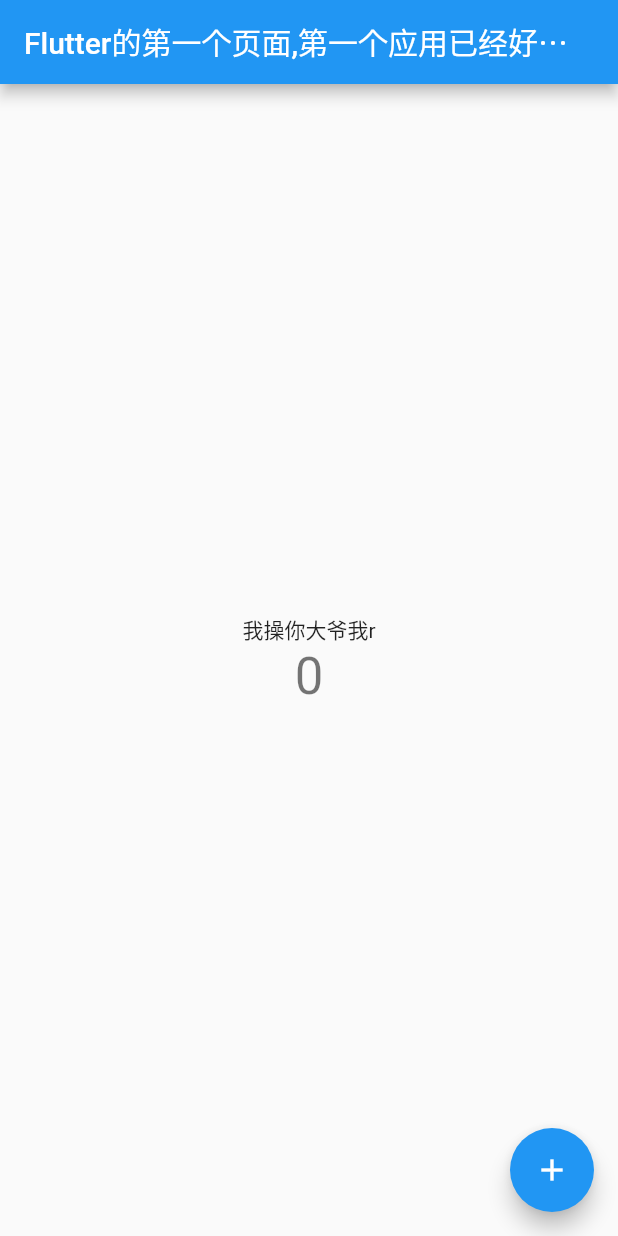
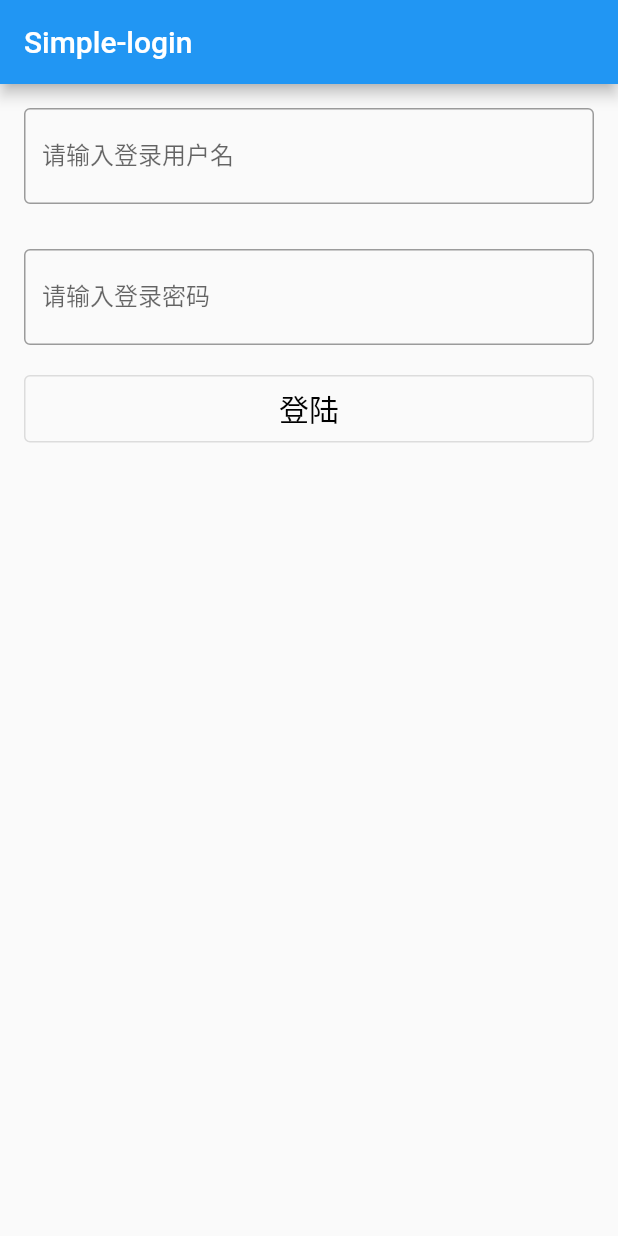
Before and after one commit to ankouyang/flutter_app, a Flutter app: the screen it shows after launch, on a phone screen of 412 x 824 dp. Run offline on Flutter 3.47's test engine with Material 2 defaults, Android fonts, the phone set to English and light mode, and no system bars.

Commit message:
dart语法基础回顾

```diff
--- a/lib/main.dart
+++ b/lib/main.dart
@@ -1,116 +1,127 @@
-import 'package:flutter/material.dart';
+import "package:flutter/material.dart";
 
-void main() {
-  runApp(const MyApp());
-}
+// void main() {
+//   const lsl = [1, 2, 3, 4, 5];
+//   lsl[1] = 3;
+//   runApp(MaterialApp(
+//     title: 'Login',
+//     home: AppPage(),
+//   ));
+// }
 
-class MyApp extends StatelessWidget {
-  const MyApp({Key? key}) : super(key: key);
+// 可以变成箭头函数的简写，这个和js的箭头函数还是有点区别的
+void main() => runApp(MaterialApp(
+      title: 'Login',
+      home: AppPage(),
+    ));
 
-  // This widget is the root of your application.
-  @override
+class AppPage extends StatelessWidget {
+  GlobalKey<FormState> _loginKey = GlobalKey();
+  String _username = '';
+  String _password = '';
+
+  void _login() {
+    var loginForm = _loginKey.currentState!;
+    if (loginForm.validate()) {
+      print({'username': _username, 'password': _password});
+      loginForm.save();
+    }
+  }
+
   Widget build(BuildContext context) {
-    return MaterialApp(
-      title: 'Flutter Demo',
-      theme: ThemeData(
-        // This is the theme of your application.
-        //
-        // Try running your application with "flutter run". You'll see the
-        // application has a blue toolbar. Then, without quitting the app, try
-        // changing the primarySwatch below to Colors.green and then invoke
-        // "hot reload" (press "r" in the console where you ran "flutter run",
-        // or simply save your changes to "hot reload" in a Flutter IDE).
-        // Notice that the counter didn't reset back to zero; the application
-        // is not restarted.
-        primarySwatch: Colors.blue,
+    return Scaffold(
+      appBar: AppBar(
+        title: const Text('Simple-login'),
       ),
-      home:
-          const MyHomePage(title: 'Flutter的第一个页面,第一个应用已经好的哈桑华国锋的爽肤水的挂号费的所发生的'),
+      body: Container(
+        margin: const EdgeInsets.all(16.0),
+        child: Center(
+            child: Form(
+          key: _loginKey,
+          child: Center(
+            child: Column(
+              children: <Widget>[
+                TextFormField(
+                  decoration: const InputDecoration(
+                      labelText: '请输入登录用户名',
+                      hintText: '请输入登录用户',
+                      border: OutlineInputBorder()),
+                  onSaved: (val) {
+                    _username = val!;
+                  },
+                  validator: (val) {
+                    var value = val!;
+                    if (value.length == 0) return '用户名不能为空';
+                  },
+                ),
+                const SizedBox(
+                  height: 30.0,
+                ),
+                TextFormField(
+                  decoration: const InputDecoration(
+                      labelText: '请输入登录密码',
+                      hintText: '请输入登录密码',
+                      border: OutlineInputBorder()),
+                  onSaved: (val) {
+                    _password = val!;
+                  },
+                  validator: (val) {
+                    var value = val!;
+                    if (value.length < 3) return '用密码不能少于3位';
+                    if (value.length > 6) return '用密码不能大于6位';
+                  },
+                ),
+                Container(
+                  margin: const EdgeInsets.only(top: 20.0),
+                  child: SizedBox(
+                    width: 400.0,
+                    height: 45.0,
+                    child: OutlinedButton(
+                        onPressed: _login,
+                        child: const Text(
+                          '登陆',
+                          style: TextStyle(color: Colors.black, fontSize: 20.0),
+                        )),
+                  ),
+                ),
+              ],
+            ),
+          ),
+        )),
+      ),
     );
   }
 }
 
-class MyHomePage extends StatefulWidget {
-  const MyHomePage({Key? key, required this.title}) : super(key: key);
 
-  // This widget is the home page of your application. It is stateful, meaning
-  // that it has a State object (defined below) that contains fields that affect
-  // how it looks.
-
-  // This class is the configuration for the state. It holds the values (in this
-  // case the title) provided by the parent (in this case the App widget) and
-  // used by the build method of the State. Fields in a Widget subclass are
-  // always marked "final".
-
-  final String title;
-
-  @override
-  State<MyHomePage> createState() => _MyHomePageState();
-}
-
-class _MyHomePageState extends State<MyHomePage> {
-  int _counter = 0;
-
-  void _incrementCounter() {
-    setState(() {
-      // This call to setState tells the Flutter framework that something has
-      // changed in this State, which causes it to rerun the build method below
-      // so that the display can reflect the updated values. If we changed
-      // _counter without calling setState(), then the build method would not be
-      // called again, and so nothing would appear to happen.
-      _counter++;
-    });
-  }
-
-  @override
-  Widget build(BuildContext context) {
-    // This method is rerun every time setState is called, for instance as done
-    // by the _incrementCounter method above.
-    //
-    // The Flutter framework has been optimized to make rerunning build methods
-    // fast, so that you can just rebuild anything that needs updating rather
-    // than having to individually change instances of widgets.
-    return Scaffold(
-      appBar: AppBar(
-        // Here we take the value from the MyHomePage object that was created by
-        // the App.build method, and use it to set our appbar title.
-        title: Text(widget.title),
-      ),
-      body: Center(
-        // Center is a layout widget. It takes a single child and positions it
-        // in the middle of the parent.
-        child: Column(
-          // Column is also a layout widget. It takes a list of children and
-          // arranges them vertically. By default, it sizes itself to fit its
-          // children horizontally, and tries to be as tall as its parent.
-          //
-          // Invoke "debug painting" (press "p" in the console, choose the
-          // "Toggle Debug Paint" action from the Flutter Inspector in Android
-          // Studio, or the "Toggle Debug Paint" command in Visual Studio Code)
-          // to see the wireframe for each widget.
-          //
-          // Column has various properties to control how it sizes itself and
-          // how it positions its children. Here we use mainAxisAlignment to
-          // center the children vertically; the main axis here is the vertical
-          // axis because Columns are vertical (the cross axis would be
-          // horizontal).
-          mainAxisAlignment: MainAxisAlignment.center,
-          children: <Widget>[
-            const Text(
-              '我操你大爷我r',
-            ),
-            Text(
-              '$_counter',
-              style: Theme.of(context).textTheme.headline4,
-            ),
-          ],
-        ),
-      ),
-      floatingActionButton: FloatingActionButton(
-        onPressed: _incrementCounter,
-        tooltip: 'Increment',
-        child: const Icon(Icons.add),
-      ), // This trailing comma makes auto-formatting nicer for build methods.
-    );
-  }
-}
+  // child: Column(
+  //           children: <Widget>[
+  //             TextFormField(
+  //               decoration: const InputDecoration(
+  //                   labelText: '请输入登录用户名',
+  //                   hintText: '请输入登录用户',
+  //                   border: OutlineInputBorder()),
+  //             ),
+  //             const SizedBox(
+  //               height: 30.0,
+  //             ),
+  //             TextFormField(
+  //                 decoration: const InputDecoration(
+  //                     labelText: '请输入登录密码',
+  //                     hintText: '请输入登录密码',
+  //                     border: OutlineInputBorder())),
+  //             Container(
+  //               margin: const EdgeInsets.only(top: 30.0),
+  //               child: const SizedBox(
+  //                 width: 400.0,
+  //                 height: 45.0,
+  //                 child: ElevatedButton(
+  //                     onPressed: null,
+  //                     child: Text(
+  //                       '登陆',
+  //                       style: TextStyle(color: Colors.black, fontSize: 20.0),
+  //                     )),
+  //               ),
+  //             ),
+  //           ],
+  //         ),
```
Also changed, not shown: lib/1.variables.dart (added, +67 -0 lines), lib/2.build-in-types.dart (added, +85 -0 lines), lib/3.funtion.dart (added, +36 -0 lines), 1 other file.
